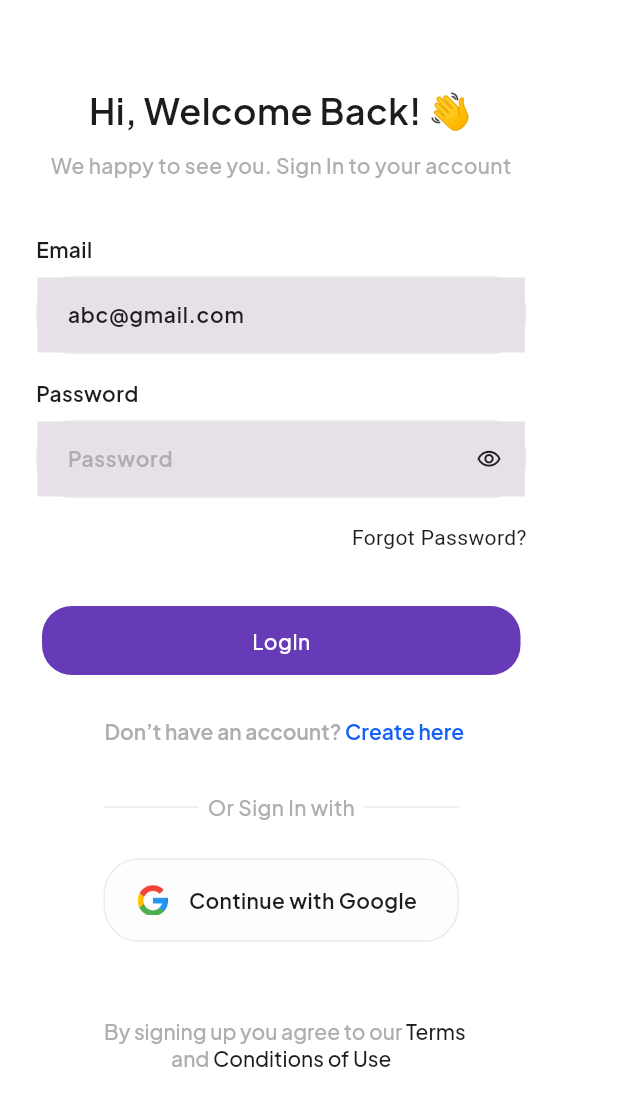
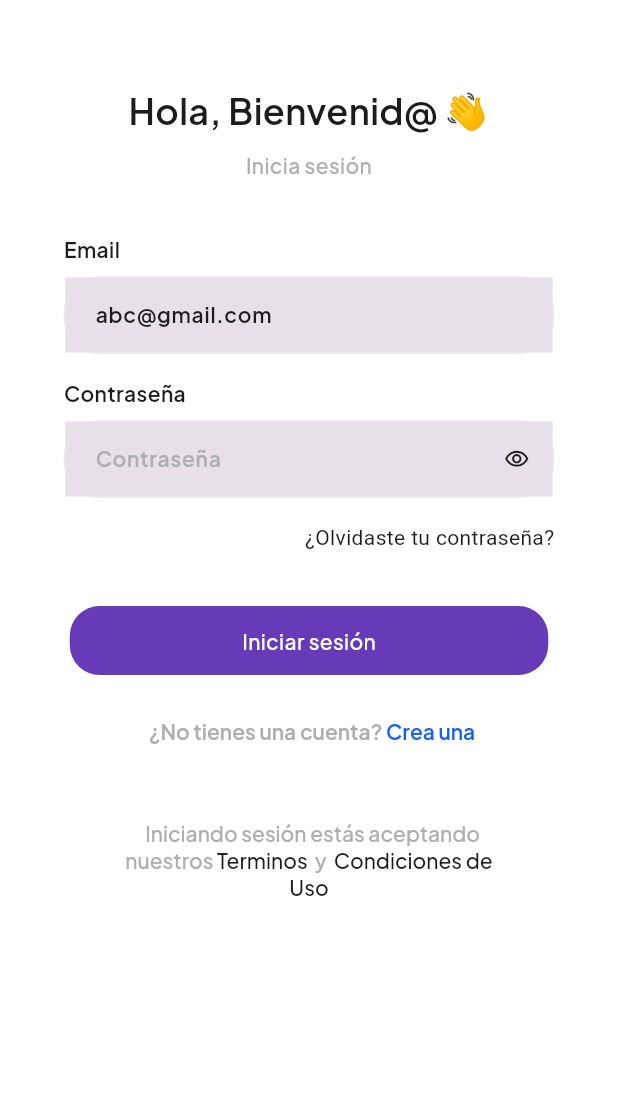
Before and after one commit to Jhonatan-calle/mobileapp, a Flutter app: the SignInScreen screen opened directly, on a phone screen of 412 x 824 dp. Shown: the top 1106 px of the screen. Run offline on Flutter 3.47's test engine with Material 3 defaults, Android fonts, the phone set to English and light mode, and no system bars; our stand-ins replace cloud_firestore, dio, file_picker, firebase_auth, firebase_core, flutter_gemini and 5 more; accounts and stored records are empty; network calls fail.

Commit message:
adaptacion de inicio de sesion

```diff
--- a/lib/Screens/login.dart
+++ b/lib/Screens/login.dart
@@ -54,13 +54,14 @@
         elevation: 0,
       ),
       body: SingleChildScrollView(
+        child: Center(
           child: Padding(
             padding: const EdgeInsets.symmetric(horizontal: 24),
             child: SizedBox(
               width: 327,
               child: Column(children: [
                 Text(
-                'Hi, Welcome Back! 👋',
+                  'Hola, Bienvenid@ 👋',
                   textAlign: TextAlign.center,
                   style: GoogleFonts.plusJakartaSans(
                     fontSize: 20,
@@ -69,7 +70,7 @@
                 ),
                 const SizedBox(height: 8),
                 Text(
-                'We happy to see you. Sign In to your account',
+                  'Inicia sesión',
                   textAlign: TextAlign.center,
                   style: GoogleFonts.plusJakartaSans(
                           fontSize: 14,
@@ -110,7 +111,7 @@
                   crossAxisAlignment: CrossAxisAlignment.start,
                   children: [
                     Text(
-                    'Password',
+                      'Contraseña',
                       style: GoogleFonts.plusJakartaSans(
                               fontSize: 14,
                               fontWeight: FontWeight.w500,
@@ -123,7 +124,7 @@
                     const SizedBox(height: 8),
                     PasswordTextField(
                         borderRadius: BorderRadius.circular(24),
-                      hintText: 'Password',
+                        hintText: 'Contraseña',
                         controller: passwordC,
                         width: 327,
                         height: 52)
@@ -135,7 +136,7 @@
                   children: [
                     PrimaryTextButton(
                       onPressed: () {},
-                    title: 'Forgot Password?',
+                      title: '¿Olvidaste tu contraseña?',
                       textStyle: const TextStyle(),
                     )
                   ],
@@ -153,7 +154,7 @@
                               MaterialPageRoute(builder: (context) => Home()));
                         }
                       },
-                    text: 'LogIn',
+                      text: 'Iniciar sesión',
                       bgColor: AppColor.bgColor,
                       borderRadius: 20,
                       height: 46,
@@ -167,8 +168,8 @@
                     Padding(
                       padding: const EdgeInsets.only(left: 4),
                       child: CustomRichText(
-                      title: 'Don’t have an account?',
-                      subtitle: ' Create here',
+                        title: '¿No tienes una cuenta?',
+                        subtitle: ' Crea una',
                         onTab: () {
                           Navigator.push(
                               context,
@@ -187,33 +188,14 @@
                     )
                   ],
                 ),
-              const SizedBox(height: 32),
-              Padding(
-                padding: const EdgeInsets.symmetric(horizontal: 45),
-                child: Column(
-                  children: [
-                    const DividerRow(title: 'Or Sign In with'),
-                    const SizedBox(height: 24),
-                    SecondaryButton(
-                        height: 56,
-                        textColor: AppColor.kGrayscaleDark100,
-                        width: 280,
-                        onTap: () {},
-                        borderRadius: 24,
-                        bgColor: AppColor.kBackground.withOpacity(0.3),
-                        text: 'Continue with Google',
-                        icons: ImagesPath.kGoogleIcon),
-                  ],
-                ),
-              ),
                 const SizedBox(height: 50),
                 const Padding(
                   padding: EdgeInsets.symmetric(horizontal: 40),
                   child: TermsAndPrivacyText(
-                  title1: '  By signing up you agree to our',
-                  title2: ' Terms ',
-                  title3: '  and',
-                  title4: ' Conditions of Use',
+                    title1: '  Iniciando sesión estás aceptando nuestros',
+                    title2: ' Terminos',
+                    title3: '  y ',
+                    title4: ' Condiciones de Uso',
                   ),
                 ),
                 const SizedBox(height: 24),
@@ -221,13 +203,12 @@
             ),
           ),
         ),
+      ),
     );
   }
 }
 
-class ImagesPath {
-  static String kGoogleIcon = 'assets/googleSymbol.png';
-}
+
 
 class TermsAndPrivacyText extends StatelessWidget {
   const TermsAndPrivacyText(
```
Also changed, not shown: lib/Screens/onboarding_screen.dart (deleted, +0 -229 lines), lib/Screens/sign_up.dart (+0 -22 lines), lib/Screens/splash.dart (+3 -4 lines). Lines whose indentation alone changed are shown as unchanged.
